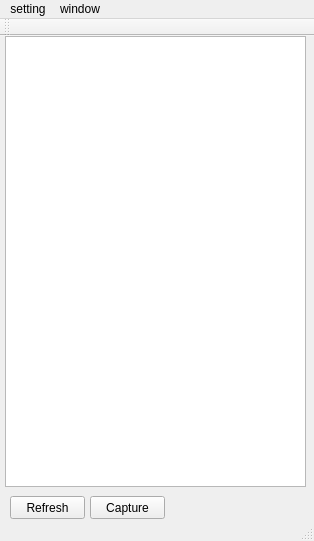
Old version of the form src/formCameraWindow/formcamwindow.ui in the repository guanglun/GLMocap.
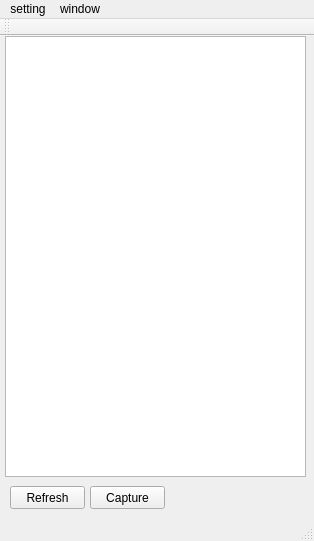
New version of the form.

The edit to the form file:
```diff
--- a/src/formCameraWindow/formcamwindow.ui
+++ b/src/formCameraWindow/formcamwindow.ui
@@ -32,7 +32,7 @@
       <x>5</x>
       <y>0</y>
       <width>301</width>
-      <height>451</height>
+      <height>441</height>
      </rect>
     </property>
    </widget>
@@ -40,7 +40,7 @@
     <property name="geometry">
      <rect>
       <x>10</x>
-      <y>460</y>
+      <y>450</y>
       <width>75</width>
       <height>23</height>
      </rect>
@@ -53,7 +53,7 @@
     <property name="geometry">
      <rect>
       <x>90</x>
-      <y>460</y>
+      <y>450</y>
       <width>75</width>
       <height>23</height>
      </rect>
```
